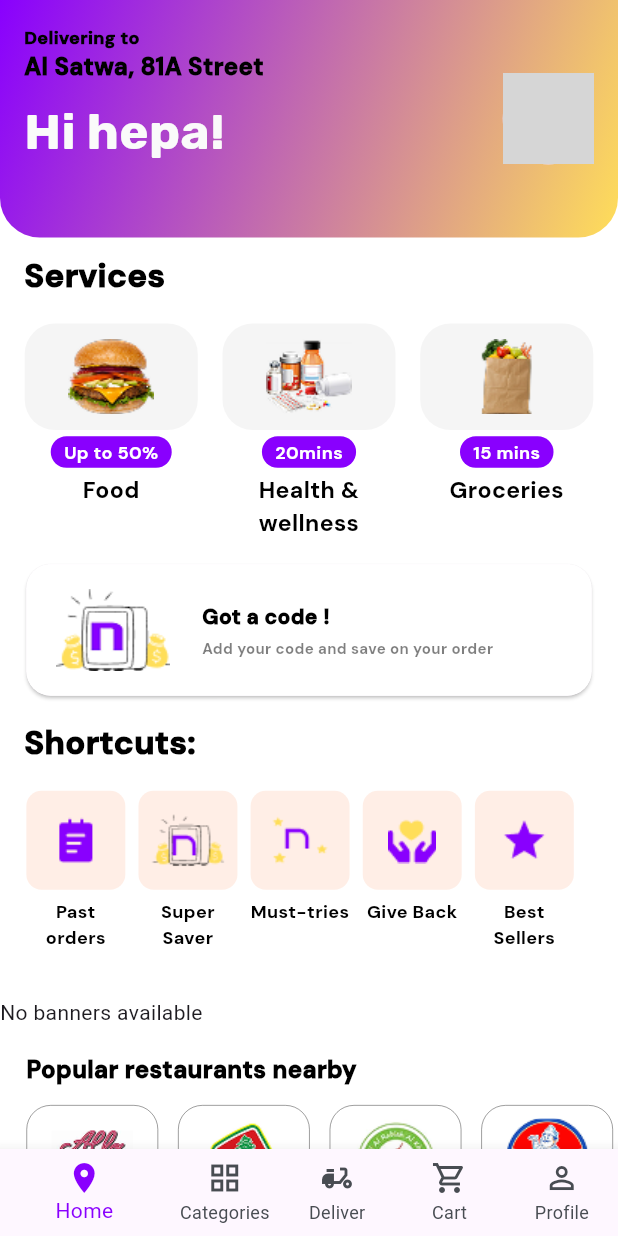
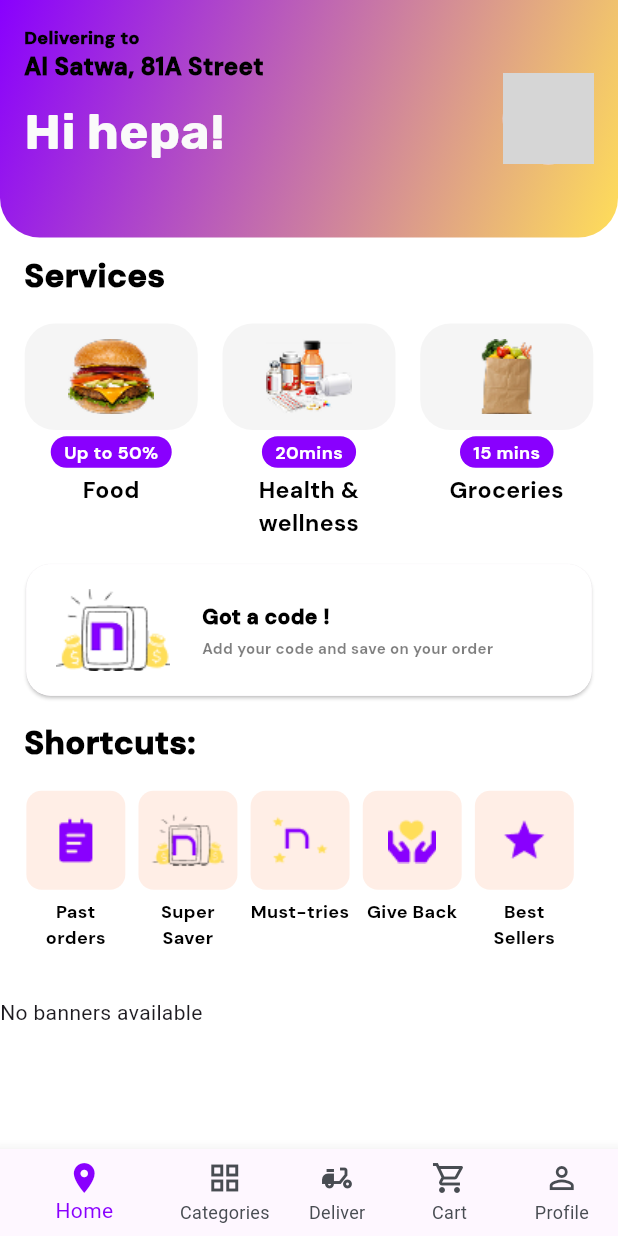
Before and after one commit to rahmagamal21/AUVNET-Internship-Assessment, a Flutter app: the HomeScreen screen opened directly, on a phone screen of 412 x 824 dp. Run offline on Flutter 3.47's test engine with Material 3 defaults, Android fonts, the phone set to English and light mode, and no system bars; our stand-ins replace bloc, carousel_slider, cloud_firestore, firebase_auth, firebase_core, flutter_bloc and 5 more; accounts and stored records are empty; grey boxes are pictures that could not be loaded.

Commit message:
handling restaurants collection

```diff
--- a/lib/features/Home/domain/entities/restaurant_entity.dart
+++ b/lib/features/Home/domain/entities/restaurant_entity.dart
@@ -0,0 +1,11 @@
+class RestaurantEntity {
+  final String deliveryTime;
+  final String name;
+  final String imageUrl;
+
+  const RestaurantEntity({
+    required this.deliveryTime,
+    required this.name,
+    required this.imageUrl,
+  });
+}
--- a/lib/features/Home/domain/repositories/restaurant_repository.dart
+++ b/lib/features/Home/domain/repositories/restaurant_repository.dart
@@ -0,0 +1,5 @@
+import '../entities/restaurant_entity.dart';
+
+abstract class RestaurantRepository {
+  Future<List<RestaurantEntity>> getRestaurants();
+}
--- a/lib/features/Home/domain/usecases/get_restaurant_usecase.dart
+++ b/lib/features/Home/domain/usecases/get_restaurant_usecase.dart
@@ -0,0 +1,15 @@
+import 'package:injectable/injectable.dart';
+
+import '../entities/restaurant_entity.dart';
+import '../repositories/restaurant_repository.dart';
+
+@injectable
+class GetRestaurantsUseCase {
+  final RestaurantRepository repository;
+
+  GetRestaurantsUseCase(this.repository);
+
+  Future<List<RestaurantEntity>> call() async {
+    return repository.getRestaurants();
+  }
+}
--- a/lib/features/Home/presentation/controller/home/home_bloc.dart
+++ b/lib/features/Home/presentation/controller/home/home_bloc.dart
@@ -1,5 +1,6 @@
 import 'dart:developer';
 
+import 'package:auvnet_task/features/Home/domain/usecases/get_restaurant_usecase.dart';
 import 'package:bloc/bloc.dart';
 import 'package:injectable/injectable.dart';
 import '../../../domain/usecases/get_banner_usecase.dart';
@@ -9,9 +10,12 @@ import 'home_state.dart';
 @injectable
 class HomeBloc extends Bloc<HomeEvent, HomeState> {
   final GetBannersUseCase getBannersUseCase;
-  HomeBloc(this.getBannersUseCase) : super(HomeState.initial()) {
+  final GetRestaurantsUseCase getRestaurantsUseCase;
+  HomeBloc(this.getBannersUseCase, this.getRestaurantsUseCase)
+    : super(HomeState.initial()) {
     on<GetBannersEvent>(_onGetBanners);
     on<UpdateBannerIndex>(_onUpdateBannerIndex);
+    on<GetRestaurantsEvent>(_onGetRestaurants);
   }
   Future<void> _onGetBanners(
     GetBannersEvent event,
@@ -33,4 +37,18 @@ class HomeBloc extends Bloc<HomeEvent, HomeState> {
   void _onUpdateBannerIndex(UpdateBannerIndex event, Emitter<HomeState> emit) {
     emit(state.copyWith(currentBannerIndex: event.index));
   }
+
+  Future<void> _onGetRestaurants(
+    GetRestaurantsEvent event,
+    Emitter<HomeState> emit,
+  ) async {
+    emit(state.copyWith(isLoading: true, error: null));
+
+    try {
+      final restaurants = await getRestaurantsUseCase();
+      emit(state.copyWith(restaurants: restaurants, isLoading: false));
+    } catch (e) {
+      emit(state.copyWith(error: e.toString(), isLoading: false));
+    }
+  }
 }
--- a/lib/features/Home/presentation/controller/home/home_event.dart
+++ b/lib/features/Home/presentation/controller/home/home_event.dart
@@ -6,4 +6,5 @@ part 'home_event.freezed.dart';
 class HomeEvent with _$HomeEvent {
   const factory HomeEvent.getBanners() = GetBannersEvent;
   const factory HomeEvent.updateBannerIndex(int index) = UpdateBannerIndex;
+  const factory HomeEvent.getRestaurants() = GetRestaurantsEvent;
 }
--- a/lib/features/Home/presentation/controller/home/home_state.dart
+++ b/lib/features/Home/presentation/controller/home/home_state.dart
@@ -1,6 +1,7 @@
 import 'package:freezed_annotation/freezed_annotation.dart';
 
 import '../../../domain/entities/banner_entity.dart';
+import '../../../domain/entities/restaurant_entity.dart';
 
 part 'home_state.freezed.dart';
 
@@ -11,11 +12,13 @@ class HomeState with _$HomeState {
     required bool isLoading,
     String? error,
     required int currentBannerIndex,
+    required List<RestaurantEntity> restaurants,
   }) = _HomeState;
   factory HomeState.initial() => const HomeState(
     banners: [],
     isLoading: false,
     error: null,
     currentBannerIndex: 0,
+    restaurants: [],
   );
 }
--- a/lib/features/Home/presentation/views/home_screen.dart
+++ b/lib/features/Home/presentation/views/home_screen.dart
@@ -1,4 +1,5 @@
 import 'package:auvnet_task/core/common/res/utils/colors.dart';
+import 'package:auvnet_task/features/Home/domain/usecases/get_restaurant_usecase.dart';
 import 'package:flutter/material.dart';
 import 'package:flutter_bloc/flutter_bloc.dart';
 import 'package:flutter_screenutil/flutter_screenutil.dart';
@@ -23,7 +24,9 @@ class HomeScreen extends StatelessWidget {
       backgroundColor: Colors.white,
       body: BlocProvider(
         create: (context) =>
-            HomeBloc(getIt<GetBannersUseCase>())..add(const GetBannersEvent()),
+            HomeBloc(getIt<GetBannersUseCase>(), getIt<GetRestaurantsUseCase>())
+              ..add(const GetBannersEvent())
+              ..add(const GetRestaurantsEvent()),
 
         child: ListView(
           children: [
--- a/lib/features/Home/presentation/views/widgets/restaurants.dart
+++ b/lib/features/Home/presentation/views/widgets/restaurants.dart
@@ -1,36 +1,24 @@
 import 'package:flutter/material.dart';
+import 'package:flutter_bloc/flutter_bloc.dart';
 import 'package:flutter_screenutil/flutter_screenutil.dart';
 
 import '../../../../../core/common/res/utils/colors.dart';
 import '../../../../../core/common/res/utils/styles.dart';
+import '../../controller/home/home_bloc.dart';
+import '../../controller/home/home_state.dart';
 
 class Restaurants extends StatelessWidget {
   const Restaurants({super.key});
 
   @override
   Widget build(BuildContext context) {
-    final restaurants = [
-      {
-        'image': 'assets/images/allo.png',
-        'name': 'Allo Beirut',
-        'time': '32 mins',
-      },
-      {
-        'image': 'assets/images/laffah.png',
-        'name': 'Laffah',
-        'time': '38 mins',
-      },
-      {
-        'image': 'assets/images/falafil.png',
-        'name': 'Falafil Al Rabiah',
-        'time': '44 mins',
-      },
-      {
-        'image': 'assets/images/barbar.png',
-        'name': 'Barbar',
-        'time': '34 mins',
-      },
-    ];
+    return BlocBuilder<HomeBloc, HomeState>(
+      builder: (context, state) {
+        final restaurants = state.restaurants;
+
+        if (restaurants.isEmpty) {
+          return const SizedBox.shrink();
+        }
 
         return Column(
           crossAxisAlignment: CrossAxisAlignment.start,
@@ -54,6 +42,7 @@ class Restaurants extends StatelessWidget {
                 itemCount: restaurants.length,
                 separatorBuilder: (_, __) => SizedBox(width: 12.w),
                 itemBuilder: (context, index) {
+                  final restaurant = restaurants[index];
                   return SizedBox(
                     width: 80.w,
                     child: Column(
@@ -63,15 +52,19 @@ class Restaurants extends StatelessWidget {
                           decoration: BoxDecoration(
                             color: AppColors.white,
                             borderRadius: BorderRadius.circular(16.r),
-                        border: Border.all(color: AppColors.grey, width: 0.5),
+                            border: Border.all(
+                              color: AppColors.grey,
+                              width: 0.5,
+                            ),
                           ),
                           height: 70.h,
                           width: 80.w,
-                      child: Image.asset(restaurants[index]['image']!),
+                          child: Image.network(restaurant.imageUrl),
                         ),
                         SizedBox(height: 6.h),
                         Text(
-                      restaurants[index]['name']!,
+                          restaurant.name,
+                          overflow: TextOverflow.ellipsis,
                           style: Styles.dmSansMedium().copyWith(
                             fontSize: 12,
 
@@ -90,7 +83,7 @@ class Restaurants extends StatelessWidget {
                             ),
                             SizedBox(width: 4.w),
                             Text(
-                          restaurants[index]['time']!,
+                              restaurant.deliveryTime,
                               style: Styles.dmSansMedium().copyWith(
                                 fontSize: 10,
                                 color: AppColors.time,
@@ -106,5 +99,7 @@ class Restaurants extends StatelessWidget {
             ),
           ],
         );
+      },
+    );
   }
 }
```
Also changed, not shown: lib/features/Home/data/data sources/remote/restaurant_remote_datasources.dart (+24 -0 lines), lib/features/Home/data/models/restaurant_model.dart (+21 -0 lines), lib/features/Home/data/repositories/restaurant_repository_impl.dart (+17 -0 lines), lib/core/common/res/service/injection.config.dart, lib/features/Home/presentation/controller/home/home_event.freezed.dart, lib/features/Home/presentation/controller/home/home_state.freezed.dart. Lines whose indentation alone changed are shown as unchanged.
